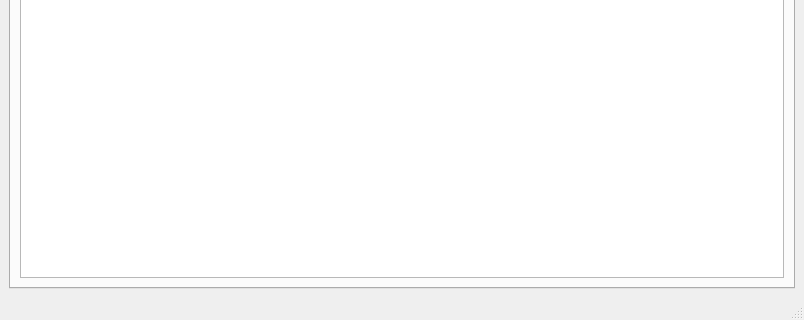
The window that ui/main_window.ui (fedacking/ProjectTracker) describes before a commit, drawn with Qt 5; both pictures show x 0 to 804 and y 294 to 614 of the 804 by 614 pixel window.
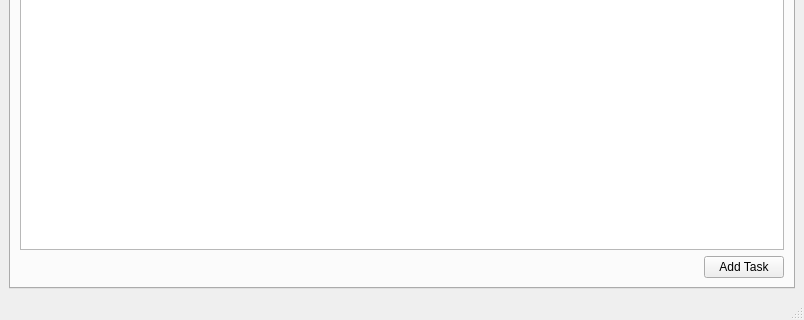
The same window after the commit.

Commit message: Agergado modal view para add tasks

```diff
--- a/ui/main_window.ui
+++ b/ui/main_window.ui
@@ -15,7 +15,7 @@
   </property>
   <widget class="QWidget" name="central_widget">
    <layout class="QGridLayout" name="gridLayout">
-    <item row="0" column="0">
+    <item row="1" column="0">
      <widget class="QTabWidget" name="tabWidget">
       <property name="currentIndex">
        <number>0</number>
@@ -25,6 +25,30 @@
         <string>Tasks</string>
        </attribute>
        <layout class="QGridLayout" name="gridLayout_3">
+        <item row="3" column="0">
+         <layout class="QHBoxLayout" name="task_button_layout">
+          <item>
+           <spacer name="task_button_spacer">
+            <property name="orientation">
+             <enum>Qt::Horizontal</enum>
+            </property>
+            <property name="sizeHint" stdset="0">
+             <size>
+              <width>40</width>
+              <height>20</height>
+             </size>
+            </property>
+           </spacer>
+          </item>
+          <item>
+           <widget class="QPushButton" name="task_add_button">
+            <property name="text">
+             <string>Add Task</string>
+            </property>
+           </widget>
+          </item>
+         </layout>
+        </item>
         <item row="0" column="0">
          <widget class="QTreeView" name="task_view"/>
         </item>
```
The commit also changes 8 other files.
